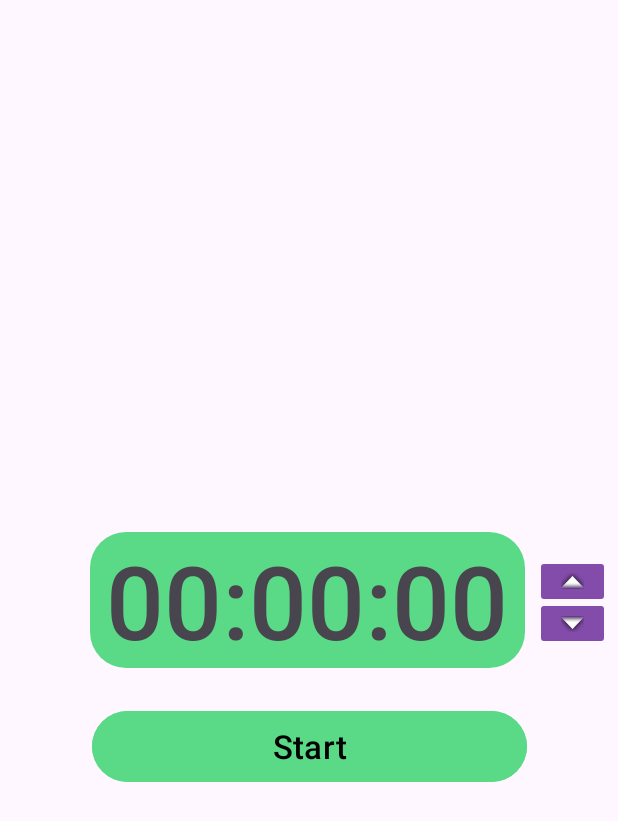
After one commit to DeLanau/TDP028, an Android app: the fragment settings_fragment shown on its own in the app's theme, on a phone screen of 412 x 824 dp. The commit adds this screen. Shown: the top 821 px of the screen. Run offline under Robolectric (Android 15) with nearby library versions, the phone set to English and light mode, and no system bars.

Commit message:
some changes and app demo

```diff
--- /dev/null
+++ b/app/src/main/java/com/nadla777/fragments/settings_fragment.java
@@ -0,0 +1,26 @@
+package com.nadla777.fragments;
+
+import android.os.Bundle;
+import android.util.Log;
+import android.view.LayoutInflater;
+import android.view.View;
+import android.view.ViewGroup;
+
+import androidx.fragment.app.Fragment;
+
+import com.nadla777.R;
+
+public class settings_fragment extends Fragment {
+
+        View view;
+
+        @Override
+        public View onCreateView(LayoutInflater inflater, ViewGroup container, Bundle state) {
+
+            view = inflater.inflate(R.layout.focus_fragment, container, false);
+            Log.d("fragmentTest", "fragment start");
+
+            return view;
+        }
+
+}
--- /dev/null
+++ b/app/src/main/res/drawable/rounded_bg.xml
@@ -0,0 +1,5 @@
+<shape xmlns:android="http://schemas.android.com/apk/res/android"
+    android:shape="rectangle">
+    <solid android:color="#5ada86"/> <!-- Set your desired background color -->
+    <corners android:radius="24dp"/> <!-- Set your desired corner radius -->
+</shape>
--- a/app/src/main/res/layout/activity_main.xml
+++ b/app/src/main/res/layout/activity_main.xml
@@ -69,9 +69,12 @@
         />
 
     <com.nadla777.StatsView
+        android:id="@+id/stats"
+        android:background="@color/fui_transparent"
         android:layout_width="match_parent"
         android:layout_height="250dp"
-        tools:ignore="MissingConstraints" />
+        tools:ignore="MissingConstraints"
+        android:visibility="gone"/>
 
     <androidx.constraintlayout.widget.Guideline
         android:id="@+id/guideline"
```
Also changed, not shown: app/src/main/java/com/nadla777/MainActivity.java (+12 -4 lines), app/src/main/java/com/nadla777/StatsView.java (added, +56 -0 lines), app/src/main/java/com/nadla777/UserManager.java (deleted, +0 -74 lines), app/src/main/java/com/nadla777/fragments/focus_fragment.java (+15 -4 lines), app/src/main/java/com/nadla777/managers/UserManager.java (added, +74 -0 lines), 2 other files.
